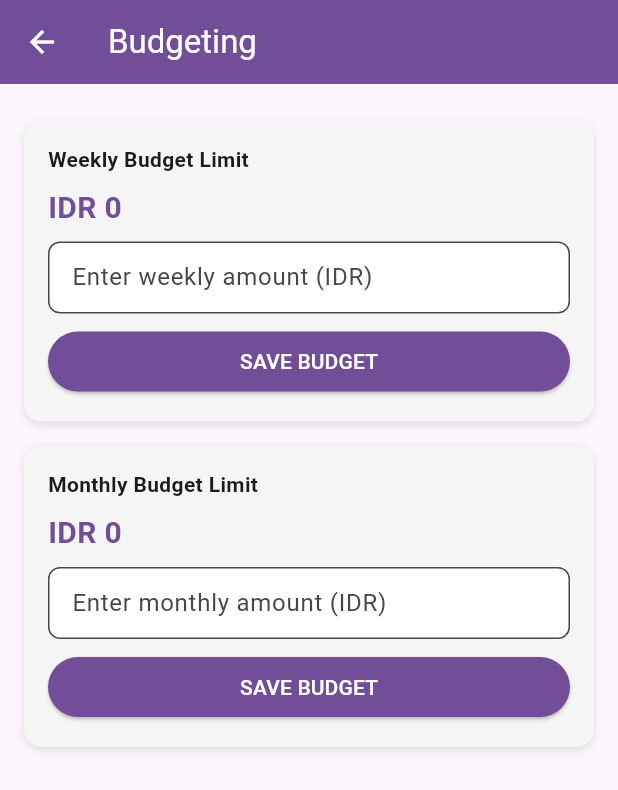
After one commit to qyuzies7/celengin-app, a Flutter app: the BudgetPage screen opened by its route, after a tap on "SAVE BUDGET", on a phone screen of 412 x 824 dp. The commit adds this screen. Shown: the top 790 px of the screen. Run offline on Flutter 3.47's test engine with Material 3 defaults, Android fonts, the phone set to English and light mode, and no system bars; our stand-ins replace fl_chart, flutter_svg.

Commit message:
menambah budget_page

```diff
--- /dev/null
+++ b/lib/budget_page.dart
@@ -0,0 +1,206 @@
+import 'package:flutter/material.dart';
+
+class BudgetPage extends StatefulWidget {
+  const BudgetPage({super.key});
+
+  @override
+  State<BudgetPage> createState() => _BudgetPageState();
+}
+
+class _BudgetPageState extends State<BudgetPage> {
+  String amount = '';
+  int weeklyBudget = 0;
+  int monthlyBudget = 0;
+  String currentMode = ''; // 'weekly' atau 'monthly'
+
+  void _onNumberPressed(String value) {
+    setState(() {
+      amount += value;
+    });
+  }
+
+  void _onDeletePressed() {
+    setState(() {
+      if (amount.isNotEmpty) {
+        amount = amount.substring(0, amount.length - 1);
+      }
+    });
+  }
+
+  void _onConfirmPressed() {
+    setState(() {
+      int parsedAmount = int.tryParse(amount) ?? 0;
+      if (currentMode == 'weekly') {
+        weeklyBudget = parsedAmount;
+      } else if (currentMode == 'monthly') {
+        monthlyBudget = parsedAmount;
+      }
+      amount = '';
+      currentMode = '';
+    });
+  }
+
+  Widget _buildBudgetTile({required String label, required int amountValue, required String mode}) {
+    return Padding(
+      padding: const EdgeInsets.symmetric(horizontal: 16.0, vertical: 8),
+      child: Container(
+        padding: const EdgeInsets.all(16),
+        decoration: BoxDecoration(
+          color: Colors.grey[100],
+          borderRadius: BorderRadius.circular(12),
+          boxShadow: [
+            BoxShadow(color: Colors.black12, blurRadius: 4, offset: Offset(0, 2)),
+          ],
+        ),
+        child: Column(
+          crossAxisAlignment: CrossAxisAlignment.start,
+          children: [
+            Text(label, style: const TextStyle(fontWeight: FontWeight.bold)),
+            const SizedBox(height: 8),
+            Text('IDR $amountValue',
+                style: const TextStyle(
+                  fontSize: 20,
+                  color: Color(0xFF724E99),
+                  fontWeight: FontWeight.bold,
+                )),
+            const SizedBox(height: 8),
+            TextField(
+              readOnly: true,
+              onTap: () {
+                setState(() {
+                  currentMode = mode;
+                  amount = '';
+                });
+              },
+              decoration: InputDecoration(
+                hintText: 'Enter $mode amount (IDR)',
+                filled: true,
+                fillColor: Colors.white,
+                contentPadding: const EdgeInsets.symmetric(horizontal: 12),
+                border: OutlineInputBorder(borderRadius: BorderRadius.circular(8)),
+              ),
+              controller: TextEditingController(text: amount),
+            ),
+            const SizedBox(height: 8),
+            SizedBox(
+              width: double.infinity,
+              child: ElevatedButton(
+                onPressed: () {
+                  setState(() {
+                    currentMode = mode;
+                    _onConfirmPressed();
+                  });
+                },
+                style: ElevatedButton.styleFrom(
+                  backgroundColor: const Color(0xFF724E99),
+                  foregroundColor: Colors.white,
+                ),
+                child: const Text('SAVE BUDGET'),
+              ),
+            ),
+          ],
+        ),
+      ),
+    );
+  }
+
+  Widget _buildKeypadButton(String label, {VoidCallback? onTap, Color? color, Color? textColor, Widget? icon}) {
+    return Padding(
+      padding: const EdgeInsets.all(6.0),
+      child: ElevatedButton(
+        onPressed: onTap,
+        style: ElevatedButton.styleFrom(
+          backgroundColor: color ?? const Color(0xFFFEF6FF),
+          foregroundColor: textColor ?? Colors.black,
+          shape: RoundedRectangleBorder(
+            borderRadius: BorderRadius.circular(12),
+          ),
+          padding: const EdgeInsets.all(20),
+          elevation: 0,
+        ),
+        child: icon ??
+            Text(
+              label,
+              style: const TextStyle(
+                fontSize: 20,
+                fontWeight: FontWeight.bold,
+              ),
+            ),
+      ),
+    );
+  }
+
+  Widget _buildKeypad() {
+    if (currentMode.isEmpty) return const SizedBox(); // Tidak tampil jika tidak aktif
+
+    return Container(
+      color: const Color(0xFF724E99),
+      padding: const EdgeInsets.symmetric(vertical: 10),
+      child: Column(
+        children: [
+          Row(
+            children: ['7', '8', '9']
+                .map((label) => Expanded(child: _buildKeypadButton(label, onTap: () => _onNumberPressed(label))))
+                .toList(),
+          ),
+          Row(
+            children: ['4', '5', '6']
+                .map((label) => Expanded(child: _buildKeypadButton(label, onTap: () => _onNumberPressed(label))))
+                .toList(),
+          ),
+          Row(
+            children: ['1', '2', '3']
+                .map((label) => Expanded(child: _buildKeypadButton(label, onTap: () => _onNumberPressed(label))))
+                .toList(),
+          ),
+          Row(
+            children: [
+              Expanded(child: _buildKeypadButton('0', onTap: () => _onNumberPressed('0'))),
+              Expanded(
+                  child: _buildKeypadButton('', onTap: _onDeletePressed, icon: const Icon(Icons.backspace_outlined))),
+              Expanded(
+                  child: _buildKeypadButton('', onTap: _onConfirmPressed, icon: const Icon(Icons.check_circle_outline))),
+            ],
+          ),
+        ],
+      ),
+    );
+  }
+
+  @override
+  Widget build(BuildContext context) {
+    return Scaffold(
+      backgroundColor: const Color(0xFFFEF6FF),
+      appBar: AppBar(
+        backgroundColor: const Color(0xFF724E99),
+        title: const Text('Budgeting', style: TextStyle(color: Colors.white)),
+        iconTheme: const IconThemeData(color: Colors.white),
+      ),
+      body: SingleChildScrollView(
+        child: Column(
+          children: [
+            const SizedBox(height: 16),
+            _buildBudgetTile(label: 'Weekly Budget Limit', amountValue: weeklyBudget, mode: 'weekly'),
+            _buildBudgetTile(label: 'Monthly Budget Limit', amountValue: monthlyBudget, mode: 'monthly'),
+            if (currentMode.isNotEmpty)
+              Padding(
+                padding: const EdgeInsets.symmetric(horizontal: 16.0, vertical: 4),
+                child: Align(
+                  alignment: Alignment.centerRight,
+                  child: Text(
+                    '(IDR) ${amount.isEmpty ? '0' : amount}',
+                    style: const TextStyle(
+                      fontSize: 24,
+                      fontWeight: FontWeight.bold,
+                      color: Color(0xFF724E99),
+                    ),
+                  ),
+                ),
+              ),
+            if (currentMode.isNotEmpty) _buildKeypad(),
+          ],
+        ),
+      ),
+    );
+  }
+}
--- a/lib/main.dart
+++ b/lib/main.dart
@@ -6,6 +6,7 @@ import 'home_month.dart';
 import 'home_year.dart';
 import 'add_page.dart';
 import 'chart_page.dart';
+import 'budget_page.dart';
 
 
 void main() {
@@ -30,6 +31,7 @@ class CelenginApp extends StatelessWidget {
         '/home_year': (context) => HomeYearPage(),
         '/add_page': (context) => AddPage(),
         '/chart_page': (context) => ChartPage(),
+        '/budget_page': (context) => BudgetPage(),
 
       },
     );
```
